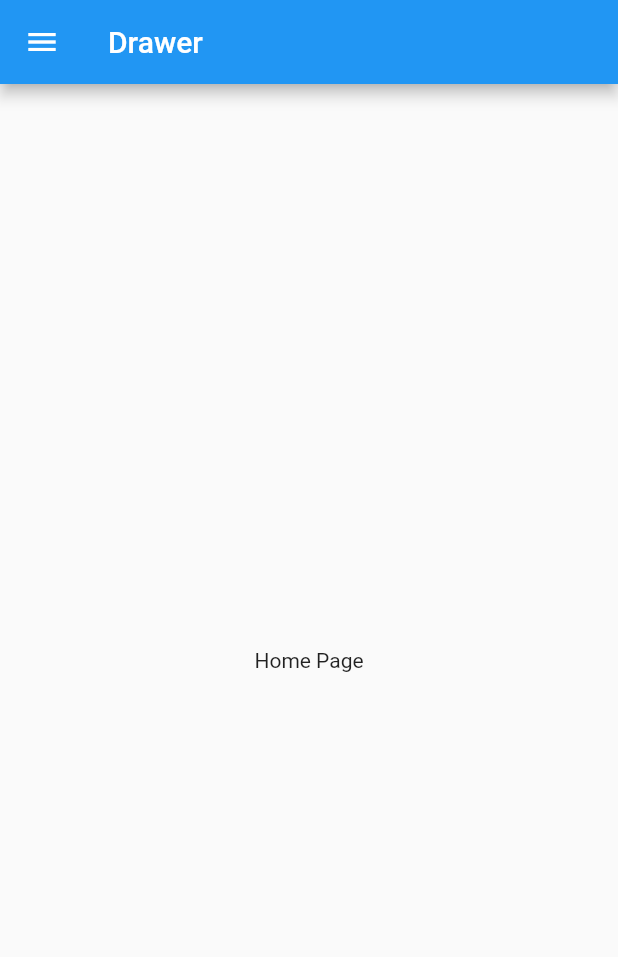
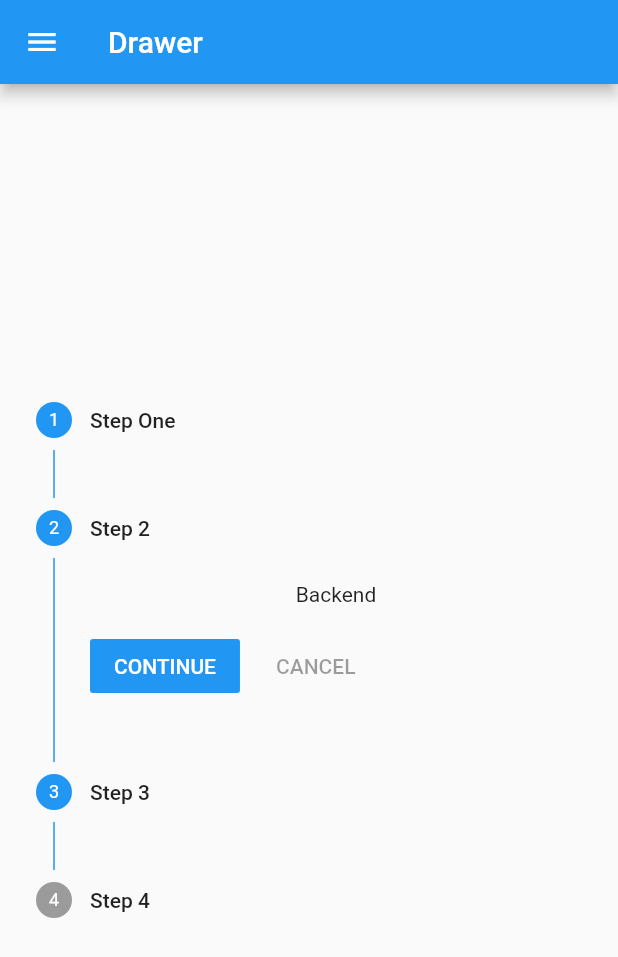
Before and after one commit to SDIAcademy/Flutter, a Flutter app: the HomePage screen opened by its route, on a phone screen of 412 x 824 dp. Shown: the top 957 px of the screen. Run offline on Flutter 3.47's test engine with Material 2 defaults, Android fonts, the phone set to English and light mode, and no system bars.

Commit message:
step component

```diff
--- /dev/null
+++ b/frontend/lib/Step.dart
@@ -0,0 +1,53 @@
+import 'package:flutter/material.dart';
+
+class StepComponent extends StatefulWidget {
+  @override
+  _StepComponentState createState() => new _StepComponentState();
+}
+
+class _StepComponentState extends State<StepComponent> {
+  int current = 1;
+  void nextFunc([value = -1]){
+    setState(() {
+      print('value $value');
+      value == -1?
+                  current += 1
+                 :
+                  current = value;
+      current %= mySteps.length;
+    });
+  }
+  final List<Step> mySteps = [
+    Step(
+      title: Text("Step One"),
+      content: Text("Frontend",style: TextStyle(fontSize: 20.0,color: Colors.teal)),
+      isActive: true,
+    ),
+    Step(
+      title: Text("Step 2"),
+      content: Text("Backend"),
+      isActive: true,
+    ),
+    Step(
+      title: Text("Step 3"),
+      content: Text("Devops"),
+      isActive: true,
+    ),
+    Step(
+      title: Text("Step 4"),
+      content: Text("Deploy"),
+      isActive: false,
+    ),
+  ];
+
+  @override
+  Widget build(BuildContext context) {
+    return  Stepper(
+      steps: mySteps,
+      onStepTapped: (context)=>nextFunc(context),
+      currentStep: current,
+      type: StepperType.vertical,
+      onStepContinue: nextFunc,
+    );
+  }
+}
--- a/frontend/lib/drawerflutter.dart
+++ b/frontend/lib/drawerflutter.dart
@@ -1,5 +1,5 @@
 import 'package:flutter/material.dart';
-// import 'ChatApp.dart';
+import 'Step.dart';
 // import 'calculator.dart';
 
 class DrawerFlutter extends StatelessWidget {
@@ -24,7 +24,6 @@ class HomePage extends StatelessWidget {
     return Scaffold(
       appBar: AppBar(title:Text("Drawer")),
       drawer: Drawer(
-
         child: ListView(
           children: <Widget>[
             UserAccountsDrawerHeader(
@@ -64,7 +63,7 @@ class HomePage extends StatelessWidget {
       ),
       body: Container(
         child: Center(
-          child:Text("Home Page"),
+          child:StepComponent(),
         ),
       )
     );
```
